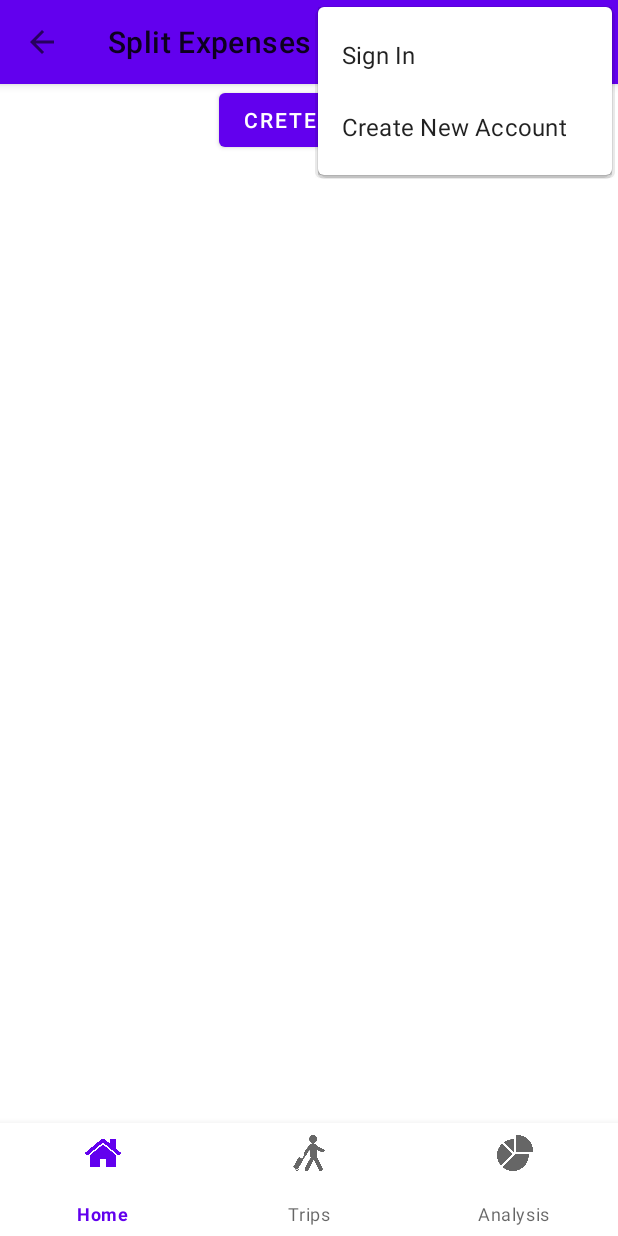
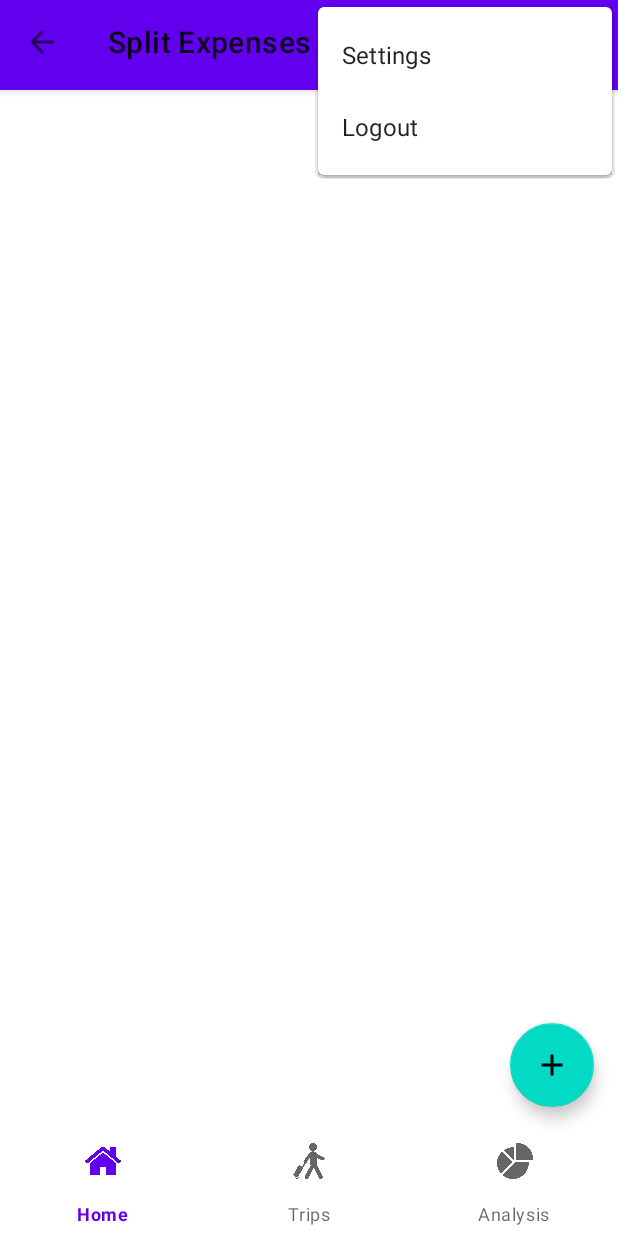
Before and after one commit to s-brajendra/split-expenses, an Android app: the screen it shows after launch (MainActivity), with the options menu open, on a phone screen of 412 x 824 dp. Run offline under Robolectric (Android 15) with nearby library versions, the phone set to English and light mode, and no system bars.

Commit message:
minor ui modification
minor ui modification

```diff
--- a/app/src/main/java/com/example/splitexpenses/MainActivity.java
+++ b/app/src/main/java/com/example/splitexpenses/MainActivity.java
@@ -21,6 +21,7 @@ import com.google.android.material.navigation.NavigationBarView;
 public class MainActivity extends AppCompatActivity implements NavigationBarView.OnItemSelectedListener{
 
 
+    private int IsSignedIn = 0;
     BottomNavigationView bottomNavigationView;
     HomeFragment homeFragment = new HomeFragment();
     TripsFragment tripsFragment = new TripsFragment();
@@ -38,7 +39,6 @@ public class MainActivity extends AppCompatActivity implements NavigationBarView
         bottomNavigationView.setOnItemSelectedListener(this);
         bottomNavigationView.setSelectedItemId(R.id.home);
 
-
         // toolbar
         toolbar = findViewById(R.id.toolbar);
         setSupportActionBar(toolbar);
@@ -54,8 +54,10 @@ public class MainActivity extends AppCompatActivity implements NavigationBarView
 
         getSupportActionBar().setDisplayHomeAsUpEnabled(true);
         // simple toolbar.setTitle eont work as its priority is lower than given title in manifest
+        getSupportActionBar().setTitle("Split Expenses");
 
-        getSupportActionBar().setTitle("Split Expenses");
+
+
 
 
 
@@ -65,7 +67,14 @@ public class MainActivity extends AppCompatActivity implements NavigationBarView
 
     @Override
     public boolean onCreateOptionsMenu(Menu menu) {
-        new MenuInflater(this).inflate(R.menu.option_menu,menu);
+        if(IsSignedIn == 0){
+            new MenuInflater(this).inflate(R.menu.option_menu_after_signed_in,menu);
+
+        }
+        else{
+            new MenuInflater(this).inflate(R.menu.option_menu,menu);
+
+        }
         return super.onCreateOptionsMenu(menu);
     }
 
@@ -80,10 +89,17 @@ public class MainActivity extends AppCompatActivity implements NavigationBarView
         {
             Log.i("TAGY","menu create accoubt working implemet it");
         }
-        else
+
+        else if(itemId == R.id.signed_settings)
         {
-            Log.i("TAGY","back selected ");
+            Log.i("TAGY","implemet settings");
         }
+        else if (itemId == R.id.signed_logout) {
+            Log.i("TAGY","implemet LogOut");
+
+        }
+
+
         return super.onOptionsItemSelected(item);
     }
 
@@ -113,4 +129,6 @@ public class MainActivity extends AppCompatActivity implements NavigationBarView
 
 
 
+
+
 }
--- a/app/src/main/java/com/example/splitexpenses/fragments/HomeFragment.java
+++ b/app/src/main/java/com/example/splitexpenses/fragments/HomeFragment.java
@@ -9,6 +9,7 @@ import androidx.activity.result.ActivityResultCallback;
 import androidx.activity.result.ActivityResultLauncher;
 import androidx.activity.result.contract.ActivityResultContracts;
 import androidx.fragment.app.Fragment;
+import androidx.recyclerview.widget.RecyclerView;
 
 import android.util.Log;
 import android.view.LayoutInflater;
@@ -19,11 +20,14 @@ import android.widget.TextView;
 
 import com.example.splitexpenses.NewTripActivity;
 import com.example.splitexpenses.R;
+import com.google.android.material.floatingactionbutton.FloatingActionButton;
 
 public class HomeFragment extends Fragment {
 
 
-    Button button;
+
+    FloatingActionButton fab;
+    RecyclerView recyclerView;
 
 
 
@@ -74,23 +78,19 @@ public class HomeFragment extends Fragment {
         // Inflate the layout for this fragment
 
         View view =    inflater.inflate(R.layout.fragment_home, container, false);
-        button = (Button)view.findViewById(R.id.createTripButton);
+
+recyclerView = view.findViewById(R.id.recycler_trips_list);
+
+         fab = view.findViewById(R.id.fab);
+        fab.setOnClickListener(new View.OnClickListener() {
+            @Override
+            public void onClick(View view) {
+                openSomeActivityForResult();
+            }
+        });
 
 
 
-
-
-
-        button.setOnClickListener(new View.OnClickListener() {
-            @Override
-            public void onClick(View v) {
-//                Intent i = new Intent(getContext(), NewTripActivity.class);
-//                view.getContext().startActivity(i);
-
-
-                openSomeActivityForResult();
-            }
-        });
         return view;
     }
 
--- /dev/null
+++ b/app/src/main/res/drawable/ic_add_black_24dp.xml
@@ -0,0 +1,5 @@
+<vector android:height="24dp" android:tint="#000000"
+    android:viewportHeight="24" android:viewportWidth="24"
+    android:width="24dp" xmlns:android="http://schemas.android.com/apk/res/android">
+    <path android:fillColor="@android:color/white" android:pathData="M19,13h-6v6h-2v-6H5v-2h6V5h2v6h6v2z"/>
+</vector>
--- a/app/src/main/res/layout/activity_main.xml
+++ b/app/src/main/res/layout/activity_main.xml
@@ -7,8 +7,7 @@
     tools:context=".MainActivity">
 
 
-
-<LinearLayout
+    <LinearLayout
     android:layout_width="match_parent"
     android:layout_height="match_parent"
     android:orientation="vertical"
@@ -16,7 +15,8 @@
 
     <com.google.android.material.appbar.AppBarLayout
         android:layout_width="match_parent"
-        android:layout_height="wrap_content"
+        android:layout_height="60dp"
+        android:layout_weight="0"
         >
 
 
@@ -33,24 +33,36 @@
 
         android:id="@+id/flFragment"
         android:layout_width="match_parent"
-        android:layout_height="wrap_content"
+        android:layout_height="0dp"
         app:layout_constraintBottom_toTopOf="@+id/bottomNavView"
         app:layout_constraintEnd_toEndOf="parent"
         app:layout_constraintHorizontal_bias="0.5"
         app:layout_constraintStart_toStartOf="parent"
         app:layout_constraintTop_toTopOf="parent"
+        android:layout_weight="10"
 
 
         />
     <!--// contains bottom navigation bar-->
     <include
+        android:layout_width="match_parent"
+        android:layout_height="0dp"
         android:id="@+id/include"
         layout="@layout/activity_navigation"
         tools:layout_editor_absoluteX="0dp"
-        tools:layout_editor_absoluteY="0dp" />
+        tools:layout_editor_absoluteY="0dp"
+        android:layout_weight="1"/>
 
 
-</LinearLayout>
+
+
+    </LinearLayout>
+
+
+
+
+
+
 
 
 
--- a/app/src/main/res/layout/activity_navigation.xml
+++ b/app/src/main/res/layout/activity_navigation.xml
@@ -10,7 +10,7 @@
 
     <com.google.android.material.bottomnavigation.BottomNavigationView
         android:layout_width="match_parent"
-        android:layout_height="75dp"
+        android:layout_height="70dp"
         android:id="@+id/bottomNavView"
         app:layout_constraintBottom_toBottomOf="parent"
         app:layout_constraintEnd_toEndOf="parent"
@@ -18,6 +18,8 @@
         app:layout_constraintStart_toStartOf="parent"
         app:menu="@menu/bottom_nav_menu"
 
+
+
         />
 
 </androidx.constraintlayout.widget.ConstraintLayout>
--- a/app/src/main/res/layout/fragment_home.xml
+++ b/app/src/main/res/layout/fragment_home.xml
@@ -1,25 +1,38 @@
 <?xml version="1.0" encoding="utf-8"?>
-<FrameLayout xmlns:android="http://schemas.android.com/apk/res/android"
+<LinearLayout xmlns:android="http://schemas.android.com/apk/res/android"
     xmlns:app="http://schemas.android.com/apk/res-auto"
     xmlns:tools="http://schemas.android.com/tools"
     android:layout_width="match_parent"
     android:layout_height="match_parent"
     tools:context=".fragments.HomeFragment">
+
     <androidx.constraintlayout.widget.ConstraintLayout
         android:layout_width="match_parent"
-        android:layout_height="match_parent"
-        >
+        android:layout_height="match_parent">
 
 
-        <Button
-            android:id="@+id/createTripButton"
+        <androidx.recyclerview.widget.RecyclerView
+            android:layout_width="match_parent"
+            android:layout_height="match_parent"
+            tools:layout_editor_absoluteX="54dp"
+            tools:layout_editor_absoluteY="33dp"
+            android:id="@+id/recycler_trips_list">
+
+        </androidx.recyclerview.widget.RecyclerView>
+
+
+
+        <com.google.android.material.floatingactionbutton.FloatingActionButton
+            android:id="@+id/fab"
             android:layout_width="wrap_content"
             android:layout_height="wrap_content"
-            android:text="Crete Trip"
+            android:layout_gravity="bottom|end"
+            android:layout_margin="16dp"
+            android:layout_marginEnd="124dp"
+            android:layout_marginBottom="60dp"
             app:layout_constraintBottom_toBottomOf="parent"
             app:layout_constraintEnd_toEndOf="parent"
-            app:layout_constraintStart_toStartOf="parent"
-            app:layout_constraintTop_toTopOf="parent" />
+            app:srcCompat="@drawable/ic_add_black_24dp" />
 
 
     </androidx.constraintlayout.widget.ConstraintLayout>
@@ -27,4 +40,9 @@
 
 
 
-</FrameLayout>
+
+
+
+
+
+</LinearLayout>
--- /dev/null
+++ b/app/src/main/res/menu/option_menu_after_signed_in.xml
@@ -0,0 +1,13 @@
+<?xml version="1.0" encoding="utf-8"?>
+<menu xmlns:android="http://schemas.android.com/apk/res/android">
+
+    <item
+        android:id="@+id/signed_settings"
+        android:title="Settings"
+        />
+    <item
+        android:id="@+id/signed_logout"
+        android:title="Logout"
+        />
+
+</menu>
```
